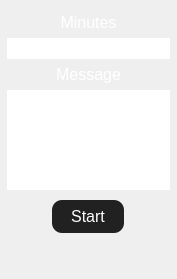
Old version of the form source/mainwindow.ui in the repository serverlinkdev/timer.
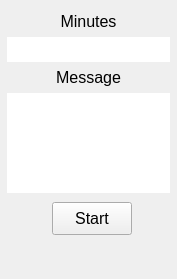
New version of the form.

Diff of the .ui file:
```diff
--- a/source/mainwindow.ui
+++ b/source/mainwindow.ui
@@ -19,18 +19,7 @@
    <string>Timer</string>
   </property>
   <property name="styleSheet">
-   <string notr="true">QLabel{
-color: white;
-}
-QLineEdit{
-color:white;
-}
-QPushButton{
-background-color: rgb(33,33,33);
-border-radius: 10px;
-color: white;
-}
-
+   <string notr="true">
 </string>
   </property>
   <widget class="QWidget" name="centralWidget">
```
